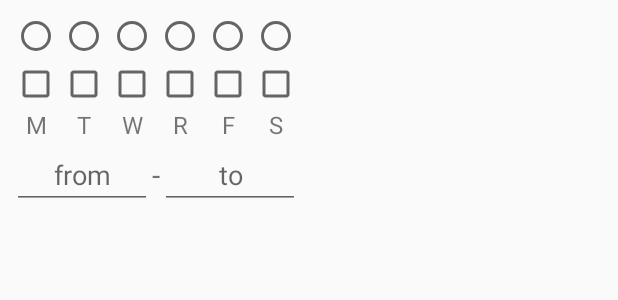
After one commit to izzyalonso/OfficeHours-Android, an Android app: the layout activity_range_recurrence_picker.xml on its own in the app's theme, with its tools: preview values and no code run, on a phone screen of 412 x 824 dp. The commit adds this screen. Shown: the top 300 px of the screen. Run offline under Robolectric (Android 15) with nearby library versions, the phone set to English and light mode, and no system bars.

Commit message:
Add layout for the range recurrence picker

```diff
--- a/app/src/main/AndroidManifest.xml
+++ b/app/src/main/AndroidManifest.xml
@@ -42,5 +42,10 @@
             android:name=".activity.NewCourseActivity"
             android:label="New Course" />
 
+        <activity
+            android:name=".activity.RangeRecurrencePickerActivity"
+            android:label="Range"
+            android:theme="@style/DialogActivityTheme" />
+
     </application>
 </manifest>
--- a/app/src/main/java/org/tndata/officehours/activity/NewCourseActivity.java
+++ b/app/src/main/java/org/tndata/officehours/activity/NewCourseActivity.java
@@ -1,6 +1,7 @@
 package org.tndata.officehours.activity;
 
 import android.app.DatePickerDialog;
+import android.content.Intent;
 import android.databinding.DataBindingUtil;
 import android.os.Bundle;
 import android.support.annotation.Nullable;
@@ -34,6 +35,7 @@ public class NewCourseActivity extends AppCompatActivity implements View.OnClick
 
         setSupportActionBar(binding.newCourseToolbar.toolbar);
 
+        binding.newCourseTime.setOnClickListener(this);
         binding.newCourseExpiration.setOnClickListener(this);
 
         expirationYear = -1;
@@ -44,6 +46,10 @@ public class NewCourseActivity extends AppCompatActivity implements View.OnClick
     @Override
     public void onClick(View view){
         switch (view.getId()){
+            case R.id.new_course_time:
+                startActivity(new Intent(this, RangeRecurrencePickerActivity.class));
+                break;
+
             case R.id.new_course_expiration:
                 pickExpiration();
                 break;
--- /dev/null
+++ b/app/src/main/java/org/tndata/officehours/activity/RangeRecurrencePickerActivity.java
@@ -0,0 +1,23 @@
+package org.tndata.officehours.activity;
+
+
+import android.databinding.DataBindingUtil;
+import android.os.Bundle;
+import android.support.annotation.Nullable;
+import android.support.v7.app.AppCompatActivity;
+
+import org.tndata.officehours.R;
+
+
+/**
+ * Lets the user choose a time range.
+ *
+ * @author Ismael Alonso
+ */
+public class RangeRecurrencePickerActivity extends AppCompatActivity{
+    @Override
+    protected void onCreate(@Nullable Bundle savedInstanceState){
+        super.onCreate(savedInstanceState);
+        DataBindingUtil.setContentView(this, R.layout.activity_range_recurrence_picker);
+    }
+}
--- /dev/null
+++ b/app/src/main/res/layout/activity_range_recurrence_picker.xml
@@ -0,0 +1,182 @@
+<?xml version="1.0" encoding="utf-8"?>
+<layout>
+    <LinearLayout
+        xmlns:android="http://schemas.android.com/apk/res/android"
+        android:orientation="vertical"
+        android:layout_width="wrap_content"
+        android:layout_height="wrap_content"
+        android:layout_margin="8dp"
+        android:gravity="center_horizontal" >
+
+        <LinearLayout
+            android:orientation="vertical"
+            android:layout_width="wrap_content"
+            android:layout_height="wrap_content" >
+
+            <RadioGroup
+                android:id="@+id/rrp_radio"
+                android:orientation="horizontal"
+                android:layout_width="wrap_content"
+                android:layout_height="wrap_content" >
+
+                <RadioButton
+                    android:id="@+id/rrp_radio_m"
+                    android:layout_width="wrap_content"
+                    android:layout_height="wrap_content" />
+
+                <RadioButton
+                    android:id="@+id/rrp_radio_t"
+                    android:layout_width="wrap_content"
+                    android:layout_height="wrap_content" />
+
+                <RadioButton
+                    android:id="@+id/rrp_radio_w"
+                    android:layout_width="wrap_content"
+                    android:layout_height="wrap_content" />
+
+                <RadioButton
+                    android:id="@+id/rrp_radio_r"
+                    android:layout_width="wrap_content"
+                    android:layout_height="wrap_content" />
+
+                <RadioButton
+                    android:id="@+id/rrp_radio_f"
+                    android:layout_width="wrap_content"
+                    android:layout_height="wrap_content" />
+
+                <RadioButton
+                    android:id="@+id/rrp_radio_s"
+                    android:layout_width="wrap_content"
+                    android:layout_height="wrap_content" />
+
+            </RadioGroup>
+
+            <LinearLayout
+                android:id="@+id/rrp_check"
+                android:orientation="horizontal"
+                android:layout_width="match_parent"
+                android:layout_height="wrap_content" >
+
+                <CheckBox
+                    android:id="@+id/rrp_check_m"
+                    android:layout_width="wrap_content"
+                    android:layout_height="wrap_content" />
+
+                <CheckBox
+                    android:id="@+id/rrp_check_t"
+                    android:layout_width="wrap_content"
+                    android:layout_height="wrap_content" />
+
+                <CheckBox
+                    android:id="@+id/rrp_check_w"
+                    android:layout_width="wrap_content"
+                    android:layout_height="wrap_content" />
+
+                <CheckBox
+                    android:id="@+id/rrp_check_r"
+                    android:layout_width="wrap_content"
+                    android:layout_height="wrap_content" />
+
+                <CheckBox
+                    android:id="@+id/rrp_check_f"
+                    android:layout_width="wrap_content"
+                    android:layout_height="wrap_content" />
+
+                <CheckBox
+                    android:id="@+id/rrp_check_s"
+                    android:layout_width="wrap_content"
+                    android:layout_height="wrap_content" />
+
+            </LinearLayout>
+
+            <LinearLayout
+                android:orientation="horizontal"
+                android:layout_width="match_parent"
+                android:layout_height="wrap_content" >
+
+                <TextView
+                    android:layout_width="0dp"
+                    android:layout_height="wrap_content"
+                    android:layout_weight="1"
+                    android:gravity="center_horizontal"
+                    android:textSize="16sp"
+                    android:text="M" />
+
+                <TextView
+                    android:layout_width="0dp"
+                    android:layout_height="wrap_content"
+                    android:layout_weight="1"
+                    android:gravity="center_horizontal"
+                    android:textSize="16sp"
+                    android:text="T" />
+
+                <TextView
+                    android:layout_width="0dp"
+                    android:layout_height="wrap_content"
+                    android:layout_weight="1"
+                    android:gravity="center_horizontal"
+                    android:textSize="16sp"
+                    android:text="W" />
+
+                <TextView
+                    android:layout_width="0dp"
+                    android:layout_height="wrap_content"
+                    android:layout_weight="1"
+                    android:gravity="center_horizontal"
+                    android:textSize="16sp"
+                    android:text="R" />
+
+                <TextView
+                    android:layout_width="0dp"
+                    android:layout_height="wrap_content"
+                    android:layout_weight="1"
+                    android:gravity="center_horizontal"
+                    android:textSize="16sp"
+                    android:text="F" />
+
+                <TextView
+                    android:layout_width="0dp"
+                    android:layout_height="wrap_content"
+                    android:layout_weight="1"
+                    android:gravity="center_horizontal"
+                    android:textSize="16sp"
+                    android:text="S" />
+
+            </LinearLayout>
+        </LinearLayout>
+
+        <LinearLayout
+            android:orientation="horizontal"
+            android:layout_width="match_parent"
+            android:layout_height="wrap_content"
+            android:gravity="center_vertical" >
+
+            <EditText
+                android:id="@+id/rrp_from"
+                android:layout_width="0dp"
+                android:layout_height="wrap_content"
+                android:layout_weight="1"
+                android:gravity="center_horizontal"
+                android:focusable="false"
+                android:longClickable="false"
+                android:hint="from" />
+
+            <TextView
+                android:layout_width="wrap_content"
+                android:layout_height="wrap_content"
+                android:textSize="20sp"
+                android:text="-" />
+
+            <EditText
+                android:id="@+id/rrp_to"
+                android:layout_width="0dp"
+                android:layout_height="wrap_content"
+                android:layout_weight="1"
+                android:gravity="center_horizontal"
+                android:focusable="false"
+                android:longClickable="false"
+                android:hint="to"/>
+
+        </LinearLayout>
+    </LinearLayout>
+</layout>
```
